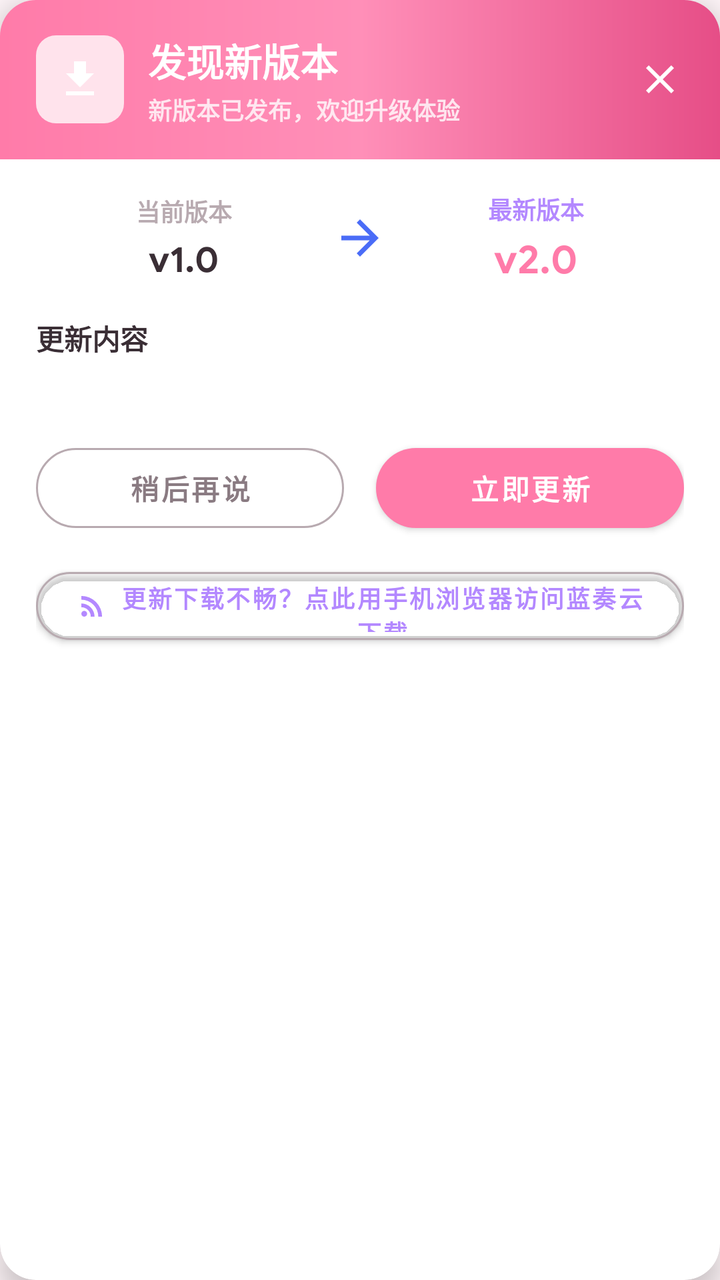
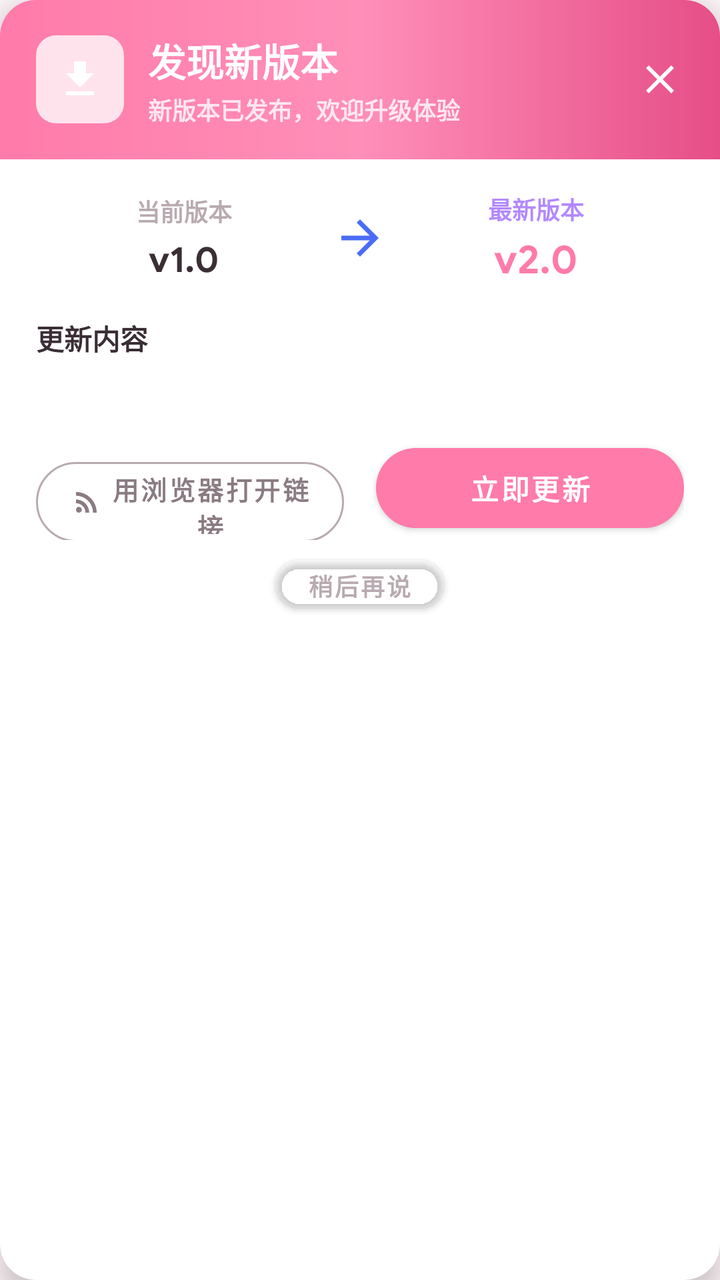

The first picture is an Android layout as it rendered before a commit; the second is the same layout after the commit. The layout source and the unified diff follow.
<!-- AndroidManifest.xml: application theme Theme.ApkAdRemoverEditor -->
<!-- res/layout/dialog_update.xml -->
<?xml version="1.0" encoding="utf-8"?>
<com.google.android.material.card.MaterialCardView xmlns:android="http://schemas.android.com/apk/res/android"
    xmlns:app="http://schemas.android.com/apk/res-auto"
    android:layout_width="match_parent"
    android:layout_height="wrap_content"
    app:cardCornerRadius="18dp"
    app:cardElevation="8dp"
    app:strokeWidth="0dp">

    <LinearLayout
        android:layout_width="match_parent"
        android:layout_height="wrap_content"
        android:orientation="vertical">

        
        <LinearLayout
            android:layout_width="match_parent"
            android:layout_height="wrap_content"
            android:background="@drawable/bg_update_header"
            android:gravity="center_vertical"
            android:orientation="horizontal"
            android:paddingStart="18dp"
            android:paddingTop="16dp"
            android:paddingEnd="12dp"
            android:paddingBottom="16dp">

            <ImageView
                android:layout_width="44dp"
                android:layout_height="44dp"
                android:background="@drawable/bg_icon_round"
                android:contentDescription="更新"
                android:padding="10dp"
                android:src="@drawable/ic_update" />

            <LinearLayout
                android:layout_width="0dp"
                android:layout_height="wrap_content"
                android:layout_marginStart="12dp"
                android:layout_weight="1"
                android:orientation="vertical">

                <TextView
                    android:layout_width="wrap_content"
                    android:layout_height="wrap_content"
                    android:text="发现新版本"
                    android:textColor="@color/white"
                    android:textSize="19sp"
                    android:textStyle="bold" />

                <TextView
                    android:layout_width="wrap_content"
                    android:layout_height="wrap_content"
                    android:layout_marginTop="2dp"
                    android:text="新版本已发布，欢迎升级体验"
                    android:textColor="@color/text_on_primary_80"
                    android:textSize="12sp" />
            </LinearLayout>

            <ImageButton
                android:id="@+id/btnClose"
                android:layout_width="36dp"
                android:layout_height="36dp"
                android:background="?attr/selectableItemBackgroundBorderless"
                android:contentDescription="关闭"
                android:src="@drawable/ic_close" />
        </LinearLayout>

        <LinearLayout
            android:layout_width="match_parent"
            android:layout_height="wrap_content"
            android:orientation="vertical"
            android:paddingStart="18dp"
            android:paddingTop="16dp"
            android:paddingEnd="18dp"
            android:paddingBottom="18dp">

            
            <LinearLayout
                android:layout_width="match_parent"
                android:layout_height="wrap_content"
                android:gravity="center_vertical"
                android:orientation="horizontal">

                <LinearLayout
                    android:layout_width="0dp"
                    android:layout_height="wrap_content"
                    android:layout_weight="1"
                    android:gravity="center"
                    android:orientation="vertical">

                    <TextView
                        android:layout_width="wrap_content"
                        android:layout_height="wrap_content"
                        android:text="当前版本"
                        android:textColor="@color/text_hint"
                        android:textSize="12sp" />

                    <TextView
                        android:id="@+id/tvCurrentVersion"
                        android:layout_width="wrap_content"
                        android:layout_height="wrap_content"
                        android:layout_marginTop="4dp"
                        android:text="v1.0"
                        android:textColor="@color/text_primary"
                        android:textSize="18sp"
                        android:textStyle="bold" />
                </LinearLayout>

                <ImageView
                    android:layout_width="28dp"
                    android:layout_height="28dp"
                    android:contentDescription="升级到"
                    android:src="@drawable/ic_arrow_forward" />

                <LinearLayout
                    android:layout_width="0dp"
                    android:layout_height="wrap_content"
                    android:layout_weight="1"
                    android:gravity="center"
                    android:orientation="vertical">

                    <TextView
                        android:layout_width="wrap_content"
                        android:layout_height="wrap_content"
                        android:text="最新版本"
                        android:textColor="@color/accent"
                        android:textSize="12sp"
                        android:textStyle="bold" />

                    <TextView
                        android:id="@+id/tvNewVersion"
                        android:layout_width="wrap_content"
                        android:layout_height="wrap_content"
                        android:layout_marginTop="4dp"
                        android:text="v2.0"
                        android:textColor="@color/primary"
                        android:textSize="20sp"
                        android:textStyle="bold" />
                </LinearLayout>
            </LinearLayout>

            
            <LinearLayout
                android:id="@+id/progressSection"
                android:layout_width="match_parent"
                android:layout_height="wrap_content"
                android:layout_marginTop="14dp"
                android:orientation="vertical"
                android:visibility="gone">

                <com.google.android.material.progressindicator.LinearProgressIndicator
                    android:id="@+id/progressBar"
                    android:layout_width="match_parent"
                    android:layout_height="wrap_content"
                    android:indeterminate="false"
                    app:indicatorColor="@color/primary"
                    app:trackColor="@color/primary_light"
                    app:trackCornerRadius="4dp"
                    app:trackThickness="7dp" />

                <LinearLayout
                    android:layout_width="match_parent"
                    android:layout_height="wrap_content"
                    android:layout_marginTop="6dp"
                    android:gravity="center_vertical"
                    android:orientation="horizontal">

                    <TextView
                        android:id="@+id/tvPercent"
                        android:layout_width="wrap_content"
                        android:layout_height="wrap_content"
                        android:text="0%"
                        android:textColor="@color/primary"
                        android:textSize="15sp"
                        android:textStyle="bold" />

                    <TextView
                        android:id="@+id/tvProgressDetail"
                        android:layout_width="0dp"
                        android:layout_height="wrap_content"
                        android:layout_marginStart="8dp"
                        android:layout_weight="1"
                        android:gravity="end"
                        android:text="0 B / 0 B"
                        android:textColor="@color/text_hint"
                        android:textSize="12sp" />
                </LinearLayout>
            </LinearLayout>

            
            <TextView
                android:layout_width="wrap_content"
                android:layout_height="wrap_content"
                android:layout_marginTop="16dp"
                android:text="更新内容"
                android:textColor="@color/text_primary"
                android:textSize="14sp"
                android:textStyle="bold" />

            <ScrollView
                android:layout_width="match_parent"
                android:layout_height="wrap_content"
                android:layout_marginTop="6dp"
                android:overScrollMode="never">

                <TextView
                    android:id="@+id/tvUpdateDesc"
                    android:layout_width="match_parent"
                    android:layout_height="wrap_content"
                    android:lineSpacingExtra="3dp"
                    android:textColor="@color/text_secondary"
                    android:textIsSelectable="true"
                    android:textSize="13sp" />
            </ScrollView>

            
            <LinearLayout
                android:layout_width="match_parent"
                android:layout_height="wrap_content"
                android:layout_marginTop="16dp"
                android:orientation="horizontal">

                <com.google.android.material.button.MaterialButton
                    android:id="@+id/btnLater"
                    style="@style/Widget.MaterialComponents.Button.OutlinedButton"
                    android:layout_width="0dp"
                    android:layout_height="52dp"
                    android:layout_marginEnd="8dp"
                    android:layout_weight="1"
                    android:text="稍后再说"
                    android:textSize="14sp"
                    android:textColor="@color/text_secondary"
                    app:cornerRadius="26dp"
                    app:strokeColor="@color/text_hint"
                    app:strokeWidth="1dp" />

                <com.google.android.material.button.MaterialButton
                    android:id="@+id/btnUpdate"
                    android:layout_width="0dp"
                    android:layout_height="52dp"
                    android:layout_marginStart="8dp"
                    android:layout_weight="1"
                    android:text="立即更新"
                    android:textSize="14sp"
                    android:textStyle="bold"
                    android:textColor="@color/white"
                    app:backgroundTint="@color/primary"
                    app:cornerRadius="26dp" />
            </LinearLayout>

            
            <com.google.android.material.button.MaterialButton
                android:id="@+id/btnBrowserDownload"
                android:layout_width="match_parent"
                android:layout_height="46dp"
                android:layout_marginTop="10dp"
                android:backgroundTint="@android:color/transparent"
                android:text="更新下载不畅？点此用手机浏览器访问蓝奏云下载"
                android:textColor="@color/accent"
                android:textSize="12sp"
                app:cornerRadius="23dp"
                app:icon="@drawable/ic_subscribe"
                app:iconGravity="textStart"
                app:iconPadding="6dp"
                app:iconSize="16dp"
                app:iconTint="@color/accent"
                app:rippleColor="#33B388FF"
                app:strokeColor="@color/text_hint"
                app:strokeWidth="1dp" />
        </LinearLayout>
    </LinearLayout>
</com.google.android.material.card.MaterialCardView>
<!-- resources referenced by this layout -->
<resources>
  <color name="accent">#B388FF</color>
  <color name="primary">#FF7BA9</color>
  <color name="primary_light">#FFE3EC</color>
  <color name="text_hint">#B8AAB0</color>
  <color name="text_on_primary_80">#CCFFFFFF</color>
  <color name="text_primary">#3A2E35</color>
  <color name="text_secondary">#8A7B82</color>
  <color name="white">#FFFFFFFF</color>
  <!-- drawable bg_icon_round (drawable) -->
  <?xml version="1.0" encoding="utf-8"?>
  <shape xmlns:android="http://schemas.android.com/apk/res/android"
      android:shape="rectangle">
      <solid android:color="@color/primary_light" />
      <corners android:radius="10dp" />
  </shape>
  <!-- drawable bg_update_header (drawable) -->
  <?xml version="1.0" encoding="utf-8"?>
  <shape xmlns:android="http://schemas.android.com/apk/res/android"
      android:shape="rectangle">
      <gradient
          android:angle="0"
          android:startColor="#FF7BA9"
          android:centerColor="#FF8FB8"
          android:endColor="#E64E87" />
  </shape>
  <!-- drawable ic_arrow_forward (drawable) -->
  <?xml version="1.0" encoding="utf-8"?>
  <vector xmlns:android="http://schemas.android.com/apk/res/android"
      android:width="24dp"
      android:height="24dp"
      android:viewportWidth="24"
      android:viewportHeight="24">
      <path
          android:fillColor="#FF4A6CF7"
          android:pathData="M12,4l-1.41,1.41L16.17,11H4v2h12.17l-5.58,5.59L12,20l8,-8z" />
  </vector>
  <!-- drawable ic_close (drawable) -->
  <?xml version="1.0" encoding="utf-8"?>
  <vector xmlns:android="http://schemas.android.com/apk/res/android"
      android:width="24dp"
      android:height="24dp"
      android:viewportWidth="24"
      android:viewportHeight="24">
      <path
          android:fillColor="#FFFFFFFF"
          android:pathData="M19,6.41L17.59,5 12,10.59 6.41,5 5,6.41 10.59,12 5,17.59 6.41,19 12,13.41 17.59,19 19,17.59 13.41,12z" />
  </vector>
  <!-- drawable ic_update (drawable) -->
  <?xml version="1.0" encoding="utf-8"?>
  <vector xmlns:android="http://schemas.android.com/apk/res/android"
      android:width="24dp"
      android:height="24dp"
      android:viewportWidth="24"
      android:viewportHeight="24">
      <path
          android:fillColor="#FFFFFFFF"
          android:pathData="M19,9h-4V3H9v6H5l7,7L19,9zM5,18v2h14v-2H5z" />
  </vector>
  <color name="primary_dark">#E64E87</color>
  <color name="accent_dark">#9A6FE0</color>
  <color name="bg_page">#FFF6F9</color>
  <style name="TextAppearance.App.Title" parent="TextAppearance.AppCompat.Title">
          <item name="android:fontFamily">@font/lxgw_wenkai</item>
          <item name="android:textStyle">bold</item>
      </style>
  <!-- drawable bg_dialog_rounded (drawable) -->
  <?xml version="1.0" encoding="utf-8"?>
  <shape xmlns:android="http://schemas.android.com/apk/res/android"
      android:shape="rectangle">
      <gradient
          android:angle="270"
          android:startColor="#FFFFFF"
          android:centerColor="#FFF9FC"
          android:endColor="#FFF1F6" />
      <corners android:radius="22dp" />
      <stroke
          android:width="1dp"
          android:color="#33FF7BA9" />
  </shape>
  <style name="TextAppearance.App.DialogTitle" parent="TextAppearance.MaterialComponents.Headline6">
          <item name="android:fontFamily">@font/lxgw_wenkai</item>
          <item name="android:textStyle">bold</item>
          <item name="android:textSize">17sp</item>
          <item name="android:textColor">@color/text_primary</item>
      </style>
  <style name="TextAppearance.App.DialogBody" parent="TextAppearance.MaterialComponents.Body1">
          <item name="android:fontFamily">@font/lxgw_wenkai</item>
          <item name="android:textSize">14sp</item>
          <item name="android:textColor">@color/text_secondary</item>
          <item name="android:lineSpacingExtra">2dp</item>
      </style>
</resources>

<!-- the commit's change to res/layout/dialog_update.xml (unified diff, before → after) -->
@@ -201,6 +201,7 @@
                 android:layout_width="match_parent"
                 android:layout_height="wrap_content"
                 android:layout_marginTop="6dp"
+                android:maxHeight="260dp"
                 android:overScrollMode="never">
 
                 <TextView
@@ -221,16 +222,21 @@
                 android:orientation="horizontal">
 
                 <com.google.android.material.button.MaterialButton
-                    android:id="@+id/btnLater"
+                    android:id="@+id/btnBrowserDownload"
                     style="@style/Widget.MaterialComponents.Button.OutlinedButton"
                     android:layout_width="0dp"
                     android:layout_height="52dp"
                     android:layout_marginEnd="8dp"
                     android:layout_weight="1"
-                    android:text="稍后再说"
-                    android:textSize="14sp"
+                    android:text="用浏览器打开链接"
+                    android:textSize="13sp"
                     android:textColor="@color/text_secondary"
                     app:cornerRadius="26dp"
+                    app:icon="@drawable/ic_subscribe"
+                    app:iconGravity="textStart"
+                    app:iconPadding="4dp"
+                    app:iconSize="16dp"
+                    app:iconTint="@color/text_secondary"
                     app:strokeColor="@color/text_hint"
                     app:strokeWidth="1dp" />
 
@@ -250,23 +256,20 @@
 
             
             <com.google.android.material.button.MaterialButton
-                android:id="@+id/btnBrowserDownload"
-                android:layout_width="match_parent"
-                android:layout_height="46dp"
-                android:layout_marginTop="10dp"
+                android:id="@+id/btnLater"
+                android:layout_width="wrap_content"
+                android:layout_height="36dp"
+                android:layout_gravity="center_horizontal"
+                android:layout_marginTop="4dp"
                 android:backgroundTint="@android:color/transparent"
-                android:text="更新下载不畅？点此用手机浏览器访问蓝奏云下载"
-                android:textColor="@color/accent"
+                android:minWidth="0dp"
+                android:paddingStart="6dp"
+                android:paddingEnd="6dp"
+                android:text="稍后再说"
+                android:textColor="@color/text_hint"
                 android:textSize="12sp"
-                app:cornerRadius="23dp"
-                app:icon="@drawable/ic_subscribe"
-                app:iconGravity="textStart"
-                app:iconPadding="6dp"
-                app:iconSize="16dp"
-                app:iconTint="@color/accent"
-                app:rippleColor="#33B388FF"
-                app:strokeColor="@color/text_hint"
-                app:strokeWidth="1dp" />
+                app:cornerRadius="18dp"
+                app:rippleColor="#33B388FF" />
         </LinearLayout>
     </LinearLayout>
 </com.google.android.material.card.MaterialCardView>
